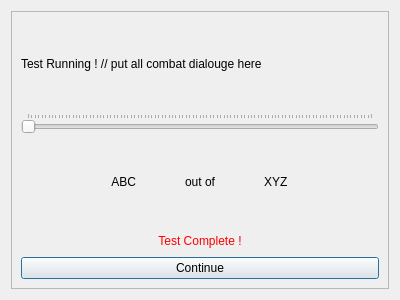
First picture: the form in UI/testRun.ui, repository TheNephalian/Senior-Project, before the edit.
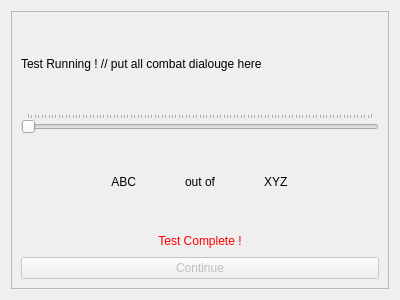
Second picture: the form after the edit.

Diff of the .ui file:
```diff
--- a/UI/testRun.ui
+++ b/UI/testRun.ui
@@ -94,6 +94,9 @@
        </item>
        <item row="4" column="0" colspan="3">
         <widget class="QPushButton" name="pushButton">
+         <property name="enabled">
+          <bool>false</bool>
+         </property>
          <property name="text">
           <string>Continue</string>
          </property>
```
Left out of the diff: 3 changed lines with no effect on the pictures.
